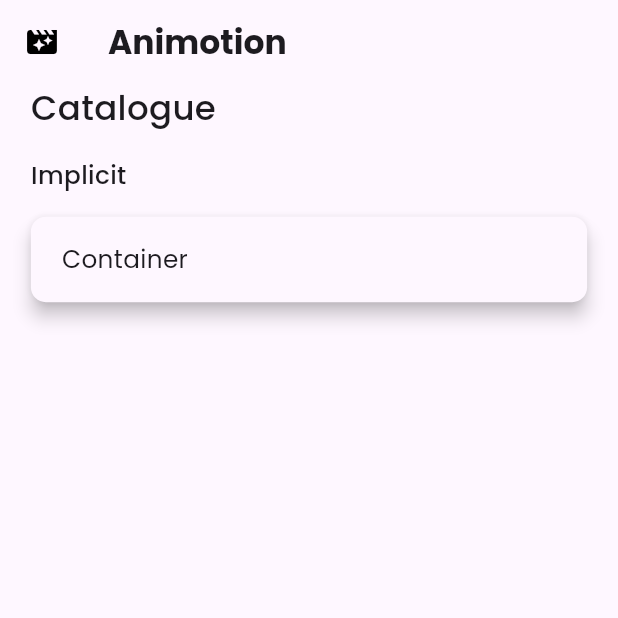
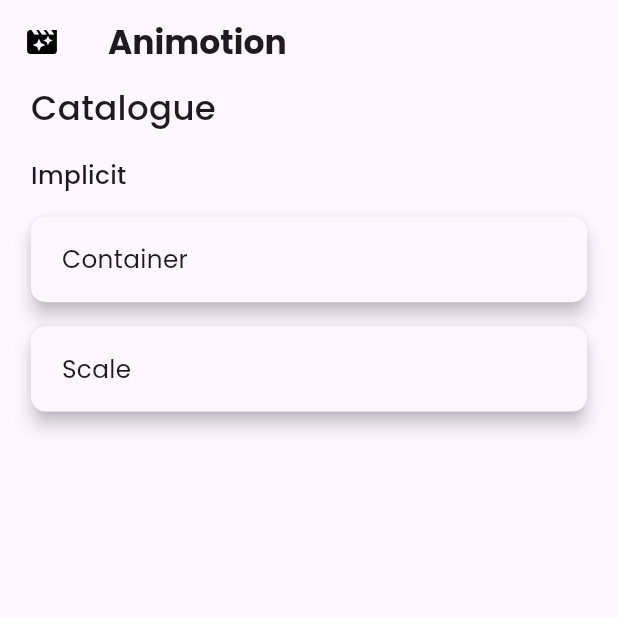
Before and after one commit to bhawesh2002/animotion_gallery, a Flutter app: the screen it shows after launch, on a phone screen of 412 x 824 dp, the top half of it. Run offline on Flutter 3.47's test engine with Material 3 defaults, Android fonts, the phone set to English and light mode, and no system bars; our stand-ins replace google_fonts.

Commit message:
Add AniScalePage to Catalogue

```diff
--- a/lib/pages/catalogue.dart
+++ b/lib/pages/catalogue.dart
@@ -1,4 +1,5 @@
 import 'package:animotion_gallery/implicit%20animations/ani_container.dart';
+import 'package:animotion_gallery/implicit%20animations/ani_scale.dart';
 import 'package:animotion_gallery/widgets/catalogue_item.dart';
 import 'package:flutter/material.dart';
 
@@ -57,6 +58,15 @@ class Catalogue extends StatelessWidget {
                 widget: AniContainerPage(),
               ),
             ),
+            const SizedBox.square(
+              dimension: 16,
+            ),
+            const Center(
+              child: CatalogueItem(
+                itemLabel: "Scale",
+                widget: AniScalePage(),
+              ),
+            ),
           ],
         ),
       ),
```
